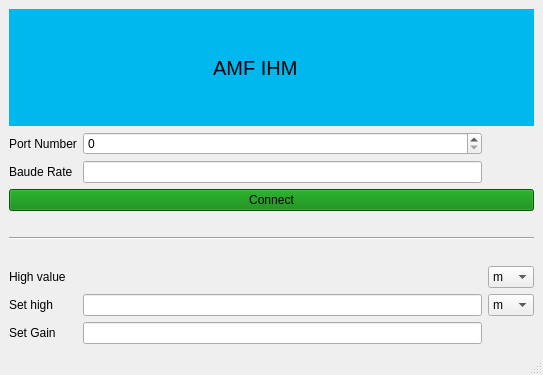
Qt form mainwindow.ui (omarabedk/Projet-IPS) before a commit.
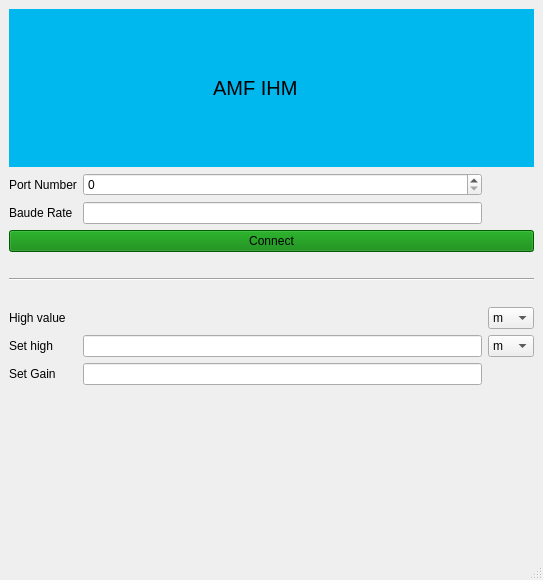
The same form after that commit. Custom widgets are drawn as their Qt base class.

What changed in the file:
```diff
--- a/mainwindow.ui
+++ b/mainwindow.ui
@@ -7,7 +7,7 @@
     <x>0</x>
     <y>0</y>
     <width>543</width>
-    <height>375</height>
+    <height>580</height>
    </rect>
   </property>
   <property name="windowTitle">
@@ -48,6 +48,13 @@
       </item>
      </widget>
     </item>
+    <item row="9" column="1">
+     <widget class="QLabel" name="highValueLbl">
+      <property name="text">
+       <string/>
+      </property>
+     </widget>
+    </item>
     <item row="3" column="0">
      <widget class="QLabel" name="label_3">
       <property name="text">
@@ -149,12 +156,8 @@
     <item row="3" column="1">
      <widget class="QLineEdit" name="lineEdit"/>
     </item>
-    <item row="9" column="1">
-     <widget class="QLabel" name="label_7">
-      <property name="text">
-       <string/>
-      </property>
-     </widget>
+    <item row="12" column="1">
+     <widget class="QCustomPlot" name="HighTimeGraph" native="true"/>
     </item>
    </layout>
   </widget>
@@ -173,6 +176,14 @@
   </widget>
   <widget class="QStatusBar" name="statusbar"/>
  </widget>
+ <customwidgets>
+  <customwidget>
+   <class>QCustomPlot</class>
+   <extends>QWidget</extends>
+   <header>qcustomplot.h</header>
+   <container>1</container>
+  </customwidget>
+ </customwidgets>
  <resources/>
  <connections/>
 </ui>
```
Left out of the diff: 12 changed lines with no effect on the pictures.
